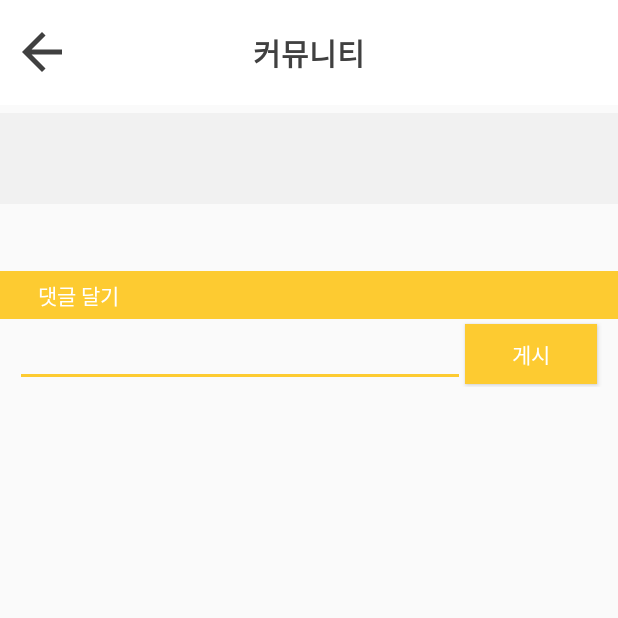
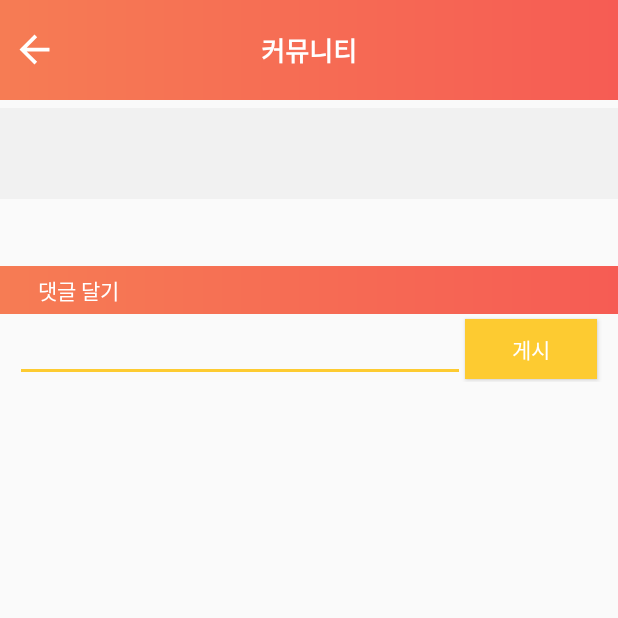
Before and after one commit to soyeon207/interview, an Android app: the ListContent screen opened directly, with no data from a screen before it, on a phone screen of 412 x 824 dp, the top half of it. Run offline under Robolectric (Android 15) with nearby library versions, the phone set to English and light mode, and no system bars; our stand-ins replace Firebase (no records; nobody signed in at launch, a user with empty details on screens opened directly).

Commit message:
list_content front modify

```diff
--- a/app/src/main/res/drawable/back_icon.xml
+++ b/app/src/main/res/drawable/back_icon.xml
@@ -4,6 +4,6 @@
         android:viewportWidth="24.0"
         android:viewportHeight="24.0">
     <path
-        android:fillColor="#404040"
+        android:fillColor="@color/white"
         android:pathData="M20,11H7.83l5.59,-5.59L12,4l-8,8 8,8 1.41,-1.41L7.83,13H20v-2z"/>
 </vector>
--- a/app/src/main/res/layout/activity_list_content.xml
+++ b/app/src/main/res/layout/activity_list_content.xml
@@ -14,18 +14,18 @@
         <TextView
             android:layout_width="match_parent"
             android:layout_height="wrap_content"
-            android:background="#ffffff"
+            android:background="@drawable/gradient"
             android:padding="20dp"
             android:text="커뮤니티"
             android:textAlignment="center"
-            android:textColor="@color/main"
-            android:textSize="20dp"
+            android:textColor="@color/white"
+            android:textSize="17dp"
             android:textStyle="bold"
             />
 
         <ImageView
-            android:layout_width="40dp"
-            android:layout_height="40dp"
+            android:layout_width="30dp"
+            android:layout_height="30dp"
             android:background="@drawable/back_icon"
             android:layout_alignParentLeft="true"
             android:layout_centerVertical="true"
@@ -96,7 +96,7 @@
         android:layout_width="match_parent"
         android:layout_height="wrap_content"
         android:text="      댓글 달기"
-        android:background="#FDCB31"
+        android:background="@drawable/gradient"
         android:textColor="#ffffff"
         android:padding="5dp"
         />
```
